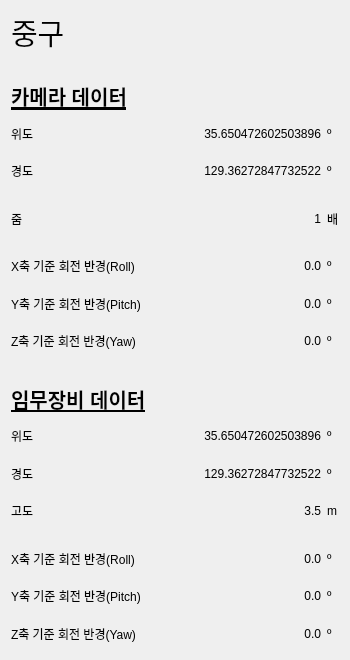
Before: the Qt Designer form ui/camera_md_data_widget.ui in yangyang1598/20250910_skyeye, drawn with Qt 5.
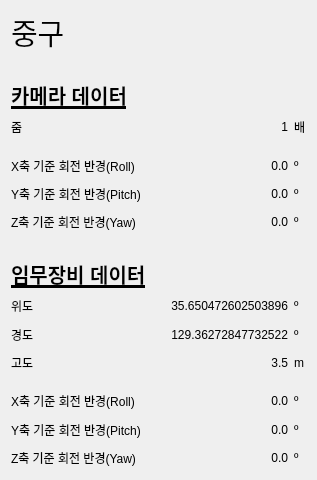
After: the same form once the commit is applied.

What changed in the file:
```diff
--- a/ui/camera_md_data_widget.ui
+++ b/ui/camera_md_data_widget.ui
@@ -6,8 +6,8 @@
    <rect>
     <x>0</x>
     <y>0</y>
-    <width>350</width>
-    <height>660</height>
+    <width>317</width>
+    <height>480</height>
    </rect>
   </property>
   <property name="sizePolicy">
@@ -16,12 +16,6 @@
     <verstretch>0</verstretch>
    </sizepolicy>
   </property>
-  <property name="minimumSize">
-   <size>
-    <width>350</width>
-    <height>660</height>
-   </size>
-  </property>
   <property name="maximumSize">
    <size>
     <width>350</width>
@@ -33,53 +27,13 @@
   </property>
   <layout class="QGridLayout" name="gridLayout_2">
    <item row="0" column="0">
-    <layout class="QGridLayout" name="gridLayout" columnstretch="2,5,0">
-     <item row="13" column="1">
-      <widget class="QLabel" name="label_data_md_lat">
+    <layout class="QGridLayout" name="gridLayout" columnstretch="2,0,0">
+     <item row="14" column="1">
+      <widget class="QLabel" name="label_data_md_roll">
        <property name="inputMethodHints">
         <set>Qt::InputMethodHint::ImhNoTextHandles</set>
        </property>
        <property name="text">
-        <string> 35.650472602503896</string>
-       </property>
-       <property name="alignment">
-        <set>Qt::AlignmentFlag::AlignRight|Qt::AlignmentFlag::AlignTrailing|Qt::AlignmentFlag::AlignVCenter</set>
-       </property>
-      </widget>
-     </item>
-     <item row="3" column="0">
-      <widget class="QLabel" name="label_title_cam_lat">
-       <property name="text">
-        <string>위도</string>
-       </property>
-      </widget>
-     </item>
-     <item row="3" column="1">
-      <widget class="QLabel" name="label_data_cam_lat">
-       <property name="inputMethodHints">
-        <set>Qt::InputMethodHint::ImhNoTextHandles</set>
-       </property>
-       <property name="text">
-        <string> 35.650472602503896</string>
-       </property>
-       <property name="alignment">
-        <set>Qt::AlignmentFlag::AlignRight|Qt::AlignmentFlag::AlignTrailing|Qt::AlignmentFlag::AlignVCenter</set>
-       </property>
-      </widget>
-     </item>
-     <item row="10" column="0">
-      <widget class="QLabel" name="label_title_cam_yaw">
-       <property name="text">
-        <string>Z축 기준 회전 반경(Yaw)</string>
-       </property>
-      </widget>
-     </item>
-     <item row="18" column="1">
-      <widget class="QLabel" name="label_data_md_pitch">
-       <property name="inputMethodHints">
-        <set>Qt::InputMethodHint::ImhNoTextHandles</set>
-       </property>
-       <property name="text">
         <string>0.0</string>
        </property>
        <property name="alignment">
@@ -87,48 +41,16 @@
        </property>
       </widget>
      </item>
-     <item row="7" column="1">
-      <spacer name="verticalSpacer_3">
-       <property name="orientation">
-        <enum>Qt::Orientation::Vertical</enum>
+     <item row="0" column="0">
+      <widget class="QLabel" name="label_title_md_location">
+       <property name="font">
+        <font>
+         <family>휴먼둥근헤드라인</family>
+         <pointsize>22</pointsize>
+        </font>
        </property>
-       <property name="sizeType">
-        <enum>QSizePolicy::Policy::Fixed</enum>
-       </property>
-       <property name="sizeHint" stdset="0">
-        <size>
-         <width>20</width>
-         <height>10</height>
-        </size>
-       </property>
-      </spacer>
-     </item>
-     <item row="5" column="1">
-      <spacer name="verticalSpacer">
-       <property name="orientation">
-        <enum>Qt::Orientation::Vertical</enum>
-       </property>
-       <property name="sizeType">
-        <enum>QSizePolicy::Policy::Fixed</enum>
-       </property>
-       <property name="sizeHint" stdset="0">
-        <size>
-         <width>20</width>
-         <height>10</height>
-        </size>
-       </property>
-      </spacer>
-     </item>
-     <item row="19" column="1">
-      <widget class="QLabel" name="label_data_md_yaw">
-       <property name="inputMethodHints">
-        <set>Qt::InputMethodHint::ImhNoTextHandles</set>
-       </property>
        <property name="text">
-        <string>0.0</string>
-       </property>
-       <property name="alignment">
-        <set>Qt::AlignmentFlag::AlignRight|Qt::AlignmentFlag::AlignTrailing|Qt::AlignmentFlag::AlignVCenter</set>
+        <string>중구</string>
        </property>
       </widget>
      </item>
@@ -148,27 +70,55 @@
        </property>
       </spacer>
      </item>
-     <item row="17" column="0">
-      <widget class="QLabel" name="label_title_md_roll">
+     <item row="6" column="0">
+      <widget class="QLabel" name="label_title_cam_pitch">
        <property name="text">
-        <string>X축 기준 회전 반경(Roll)</string>
+        <string>Y축 기준 회전 반경(Pitch)</string>
        </property>
       </widget>
      </item>
-     <item row="15" column="1">
-      <widget class="QLabel" name="label_data_md_alt">
+     <item row="9" column="0">
+      <widget class="QLabel" name="label_title_title_md">
+       <property name="font">
+        <font>
+         <pointsize>15</pointsize>
+         <bold>true</bold>
+         <underline>true</underline>
+        </font>
+       </property>
+       <property name="text">
+        <string>임무장비 데이터</string>
+       </property>
+      </widget>
+     </item>
+     <item row="5" column="1">
+      <widget class="QLabel" name="label_data_cam_roll">
        <property name="inputMethodHints">
         <set>Qt::InputMethodHint::ImhNoTextHandles</set>
        </property>
        <property name="text">
-        <string>3.5</string>
+        <string>0.0</string>
        </property>
        <property name="alignment">
         <set>Qt::AlignmentFlag::AlignRight|Qt::AlignmentFlag::AlignTrailing|Qt::AlignmentFlag::AlignVCenter</set>
        </property>
       </widget>
      </item>
-     <item row="6" column="1">
+     <item row="10" column="2">
+      <widget class="QLabel" name="label_title_degree_6">
+       <property name="text">
+        <string>º</string>
+       </property>
+      </widget>
+     </item>
+     <item row="11" column="2">
+      <widget class="QLabel" name="label_title_degree_7">
+       <property name="text">
+        <string>º</string>
+       </property>
+      </widget>
+     </item>
+     <item row="3" column="1">
       <widget class="QLabel" name="label_data_cam_zoom">
        <property name="inputMethodHints">
         <set>Qt::InputMethodHint::ImhNoTextHandles</set>
@@ -181,20 +131,94 @@
        </property>
       </widget>
      </item>
+     <item row="16" column="0">
+      <widget class="QLabel" name="label_title_md_yaw">
+       <property name="text">
+        <string>Z축 기준 회전 반경(Yaw)</string>
+       </property>
+      </widget>
+     </item>
+     <item row="16" column="2">
+      <widget class="QLabel" name="label_title_degree_10">
+       <property name="text">
+        <string>º</string>
+       </property>
+      </widget>
+     </item>
+     <item row="8" column="0">
+      <spacer name="verticalSpacer_2">
+       <property name="orientation">
+        <enum>Qt::Orientation::Vertical</enum>
+       </property>
+       <property name="sizeType">
+        <enum>QSizePolicy::Policy::Fixed</enum>
+       </property>
+       <property name="sizeHint" stdset="0">
+        <size>
+         <width>20</width>
+         <height>20</height>
+        </size>
+       </property>
+      </spacer>
+     </item>
+     <item row="14" column="2">
+      <widget class="QLabel" name="label_title_degree_8">
+       <property name="text">
+        <string>º</string>
+       </property>
+      </widget>
+     </item>
+     <item row="3" column="0">
+      <widget class="QLabel" name="label_title_cam_zoom">
+       <property name="text">
+        <string>줌</string>
+       </property>
+      </widget>
+     </item>
+     <item row="15" column="0">
+      <widget class="QLabel" name="label_title_md_pitch">
+       <property name="text">
+        <string>Y축 기준 회전 반경(Pitch)</string>
+       </property>
+      </widget>
+     </item>
+     <item row="7" column="1">
+      <widget class="QLabel" name="label_data_cam_yaw">
+       <property name="inputMethodHints">
+        <set>Qt::InputMethodHint::ImhNoTextHandles</set>
+       </property>
+       <property name="text">
+        <string>0.0</string>
+       </property>
+       <property name="alignment">
+        <set>Qt::AlignmentFlag::AlignRight|Qt::AlignmentFlag::AlignTrailing|Qt::AlignmentFlag::AlignVCenter</set>
+       </property>
+      </widget>
+     </item>
      <item row="4" column="1">
-      <widget class="QLabel" name="label_data_cam_lng">
-       <property name="inputMethodHints">
-        <set>Qt::InputMethodHint::ImhNoTextHandles</set>
+      <spacer name="verticalSpacer_3">
+       <property name="orientation">
+        <enum>Qt::Orientation::Vertical</enum>
        </property>
+       <property name="sizeType">
+        <enum>QSizePolicy::Policy::Fixed</enum>
+       </property>
+       <property name="sizeHint" stdset="0">
+        <size>
+         <width>20</width>
+         <height>10</height>
+        </size>
+       </property>
+      </spacer>
+     </item>
+     <item row="15" column="2">
+      <widget class="QLabel" name="label_title_degree_9">
        <property name="text">
-        <string>129.36272847732522</string>
-       </property>
-       <property name="alignment">
-        <set>Qt::AlignmentFlag::AlignRight|Qt::AlignmentFlag::AlignTrailing|Qt::AlignmentFlag::AlignVCenter</set>
+        <string>º</string>
        </property>
       </widget>
      </item>
-     <item row="9" column="1">
+     <item row="6" column="1">
       <widget class="QLabel" name="label_data_cam_pitch">
        <property name="inputMethodHints">
         <set>Qt::InputMethodHint::ImhNoTextHandles</set>
@@ -207,68 +231,111 @@
        </property>
       </widget>
      </item>
-     <item row="14" column="1">
-      <widget class="QLabel" name="label_data_md_lng">
-       <property name="inputMethodHints">
-        <set>Qt::InputMethodHint::ImhNoTextHandles</set>
-       </property>
+     <item row="5" column="2">
+      <widget class="QLabel" name="label_title_degree_3">
        <property name="text">
-        <string>129.36272847732522</string>
+        <string>º</string>
        </property>
-       <property name="alignment">
-        <set>Qt::AlignmentFlag::AlignRight|Qt::AlignmentFlag::AlignTrailing|Qt::AlignmentFlag::AlignVCenter</set>
-       </property>
       </widget>
      </item>
-     <item row="18" column="0">
-      <widget class="QLabel" name="label_title_md_pitch">
+     <item row="6" column="2">
+      <widget class="QLabel" name="label_title_degree_4">
        <property name="text">
-        <string>Y축 기준 회전 반경(Pitch)</string>
-       </property>
-      </widget>
-     </item>
-     <item row="9" column="0">
-      <widget class="QLabel" name="label_title_cam_pitch">
-       <property name="text">
-        <string>Y축 기준 회전 반경(Pitch)</string>
-       </property>
-      </widget>
-     </item>
-     <item row="12" column="0">
-      <widget class="QLabel" name="label_title_title_md">
-       <property name="font">
-        <font>
-         <pointsize>15</pointsize>
-         <bold>true</bold>
-         <underline>true</underline>
-        </font>
-       </property>
-       <property name="text">
-        <string>임무장비 데이터</string>
+        <string>º</string>
        </property>
       </widget>
      </item>
      <item row="13" column="0">
+      <spacer name="verticalSpacer_5">
+       <property name="orientation">
+        <enum>Qt::Orientation::Vertical</enum>
+       </property>
+       <property name="sizeType">
+        <enum>QSizePolicy::Policy::Fixed</enum>
+       </property>
+       <property name="sizeHint" stdset="0">
+        <size>
+         <width>20</width>
+         <height>10</height>
+        </size>
+       </property>
+      </spacer>
+     </item>
+     <item row="7" column="0">
+      <widget class="QLabel" name="label_title_cam_yaw">
+       <property name="text">
+        <string>Z축 기준 회전 반경(Yaw)</string>
+       </property>
+      </widget>
+     </item>
+     <item row="12" column="1">
+      <widget class="QLabel" name="label_data_md_alt">
+       <property name="inputMethodHints">
+        <set>Qt::InputMethodHint::ImhNoTextHandles</set>
+       </property>
+       <property name="text">
+        <string>3.5</string>
+       </property>
+       <property name="alignment">
+        <set>Qt::AlignmentFlag::AlignRight|Qt::AlignmentFlag::AlignTrailing|Qt::AlignmentFlag::AlignVCenter</set>
+       </property>
+      </widget>
+     </item>
+     <item row="12" column="2">
+      <widget class="QLabel" name="label_title_meter">
+       <property name="text">
+        <string>m</string>
+       </property>
+      </widget>
+     </item>
+     <item row="5" column="0">
+      <widget class="QLabel" name="label_title_cam_roll">
+       <property name="text">
+        <string>X축 기준 회전 반경(Roll)</string>
+       </property>
+      </widget>
+     </item>
+     <item row="11" column="1">
+      <widget class="QLabel" name="label_data_md_lng">
+       <property name="inputMethodHints">
+        <set>Qt::InputMethodHint::ImhNoTextHandles</set>
+       </property>
+       <property name="text">
+        <string>129.36272847732522</string>
+       </property>
+       <property name="alignment">
+        <set>Qt::AlignmentFlag::AlignRight|Qt::AlignmentFlag::AlignTrailing|Qt::AlignmentFlag::AlignVCenter</set>
+       </property>
+      </widget>
+     </item>
+     <item row="10" column="0">
       <widget class="QLabel" name="label_title_md_lat">
        <property name="text">
         <string>위도</string>
        </property>
       </widget>
      </item>
-     <item row="8" column="1">
-      <widget class="QLabel" name="label_data_cam_roll">
+     <item row="10" column="1">
+      <widget class="QLabel" name="label_data_md_lat">
        <property name="inputMethodHints">
         <set>Qt::InputMethodHint::ImhNoTextHandles</set>
        </property>
        <property name="text">
-        <string>0.0</string>
+        <string> 35.650472602503896</string>
        </property>
        <property name="alignment">
         <set>Qt::AlignmentFlag::AlignRight|Qt::AlignmentFlag::AlignTrailing|Qt::AlignmentFlag::AlignVCenter</set>
        </property>
       </widget>
      </item>
-     <item row="15" column="0">
+     <item row="7" column="2">
+      <widget class="QLabel" name="label_title_degree_5">
+       <property name="text">
+        <string>º</string>
+       </property>
+      </widget>
+     </item>
+     <item row="12" column="0">
       <widget class="QLabel" name="label_title_md_alt">
        <property name="text">
         <string>고도</string>
@@ -292,195 +359,52 @@
       </widget>
      </item>
      <item row="14" column="0">
-      <widget class="QLabel" name="label_title_md_lng">
-       <property name="text">
-        <string>경도</string>
-       </property>
-      </widget>
-     </item>
-     <item row="10" column="1">
-      <widget class="QLabel" name="label_data_cam_yaw">
-       <property name="inputMethodHints">
-        <set>Qt::InputMethodHint::ImhNoTextHandles</set>
-       </property>
-       <property name="text">
-        <string>0.0</string>
-       </property>
-       <property name="alignment">
-        <set>Qt::AlignmentFlag::AlignRight|Qt::AlignmentFlag::AlignTrailing|Qt::AlignmentFlag::AlignVCenter</set>
-       </property>
-      </widget>
-     </item>
-     <item row="6" column="0">
-      <widget class="QLabel" name="label_title_cam_zoom">
-       <property name="text">
-        <string>줌</string>
-       </property>
-      </widget>
-     </item>
-     <item row="4" column="0">
-      <widget class="QLabel" name="label_title_cam_lng">
-       <property name="text">
-        <string>경도</string>
-       </property>
-      </widget>
-     </item>
-     <item row="19" column="0">
-      <widget class="QLabel" name="label_title_md_yaw">
-       <property name="text">
-        <string>Z축 기준 회전 반경(Yaw)</string>
-       </property>
-      </widget>
-     </item>
-     <item row="8" column="0">
-      <widget class="QLabel" name="label_title_cam_roll">
+      <widget class="QLabel" name="label_title_md_roll">
        <property name="text">
         <string>X축 기준 회전 반경(Roll)</string>
        </property>
       </widget>
      </item>
-     <item row="17" column="1">
-      <widget class="QLabel" name="label_data_md_roll">
-       <property name="inputMethodHints">
-        <set>Qt::InputMethodHint::ImhNoTextHandles</set>
-       </property>
-       <property name="text">
-        <string>0.0</string>
-       </property>
-       <property name="alignment">
-        <set>Qt::AlignmentFlag::AlignRight|Qt::AlignmentFlag::AlignTrailing|Qt::AlignmentFlag::AlignVCenter</set>
-       </property>
-      </widget>
-     </item>
-     <item row="11" column="0">
-      <spacer name="verticalSpacer_2">
-       <property name="orientation">
-        <enum>Qt::Orientation::Vertical</enum>
-       </property>
-       <property name="sizeType">
-        <enum>QSizePolicy::Policy::Fixed</enum>
-       </property>
-       <property name="sizeHint" stdset="0">
-        <size>
-         <width>20</width>
-         <height>20</height>
-        </size>
-       </property>
-      </spacer>
-     </item>
-     <item row="16" column="0">
-      <spacer name="verticalSpacer_5">
-       <property name="orientation">
-        <enum>Qt::Orientation::Vertical</enum>
-       </property>
-       <property name="sizeType">
-        <enum>QSizePolicy::Policy::Fixed</enum>
-       </property>
-       <property name="sizeHint" stdset="0">
-        <size>
-         <width>20</width>
-         <height>10</height>
-        </size>
-       </property>
-      </spacer>
-     </item>
-     <item row="0" column="0">
-      <widget class="QLabel" name="label_title_md_location">
-       <property name="font">
-        <font>
-         <family>휴먼둥근헤드라인</family>
-         <pointsize>22</pointsize>
-        </font>
-       </property>
-       <property name="text">
-        <string>중구</string>
-       </property>
-      </widget>
-     </item>
      <item row="3" column="2">
-      <widget class="QLabel" name="label_title_degree">
-       <property name="text">
-        <string>º</string>
-       </property>
-      </widget>
-     </item>
-     <item row="4" column="2">
-      <widget class="QLabel" name="label_title_degree_2">
-       <property name="text">
-        <string>º</string>
-       </property>
-      </widget>
-     </item>
-     <item row="8" column="2">
-      <widget class="QLabel" name="label_title_degree_3">
-       <property name="text">
-        <string>º</string>
-       </property>
-      </widget>
-     </item>
-     <item row="9" column="2">
-      <widget class="QLabel" name="label_title_degree_4">
-       <property name="text">
-        <string>º</string>
-       </property>
-      </widget>
-     </item>
-     <item row="10" column="2">
-      <widget class="QLabel" name="label_title_degree_5">
-       <property name="text">
-        <string>º</string>
-       </property>
-      </widget>
-     </item>
-     <item row="13" column="2">
-      <widget class="QLabel" name="label_title_degree_6">
-       <property name="text">
-        <string>º</string>
-       </property>
-      </widget>
-     </item>
-     <item row="14" column="2">
-      <widget class="QLabel" name="label_title_degree_7">
-       <property name="text">
-        <string>º</string>
-       </property>
-      </widget>
-     </item>
-     <item row="17" column="2">
-      <widget class="QLabel" name="label_title_degree_8">
-       <property name="text">
-        <string>º</string>
-       </property>
-      </widget>
-     </item>
-     <item row="18" column="2">
-      <widget class="QLabel" name="label_title_degree_9">
-       <property name="text">
-        <string>º</string>
-       </property>
-      </widget>
-     </item>
-     <item row="19" column="2">
-      <widget class="QLabel" name="label_title_degree_10">
-       <property name="text">
-        <string>º</string>
-       </property>
-      </widget>
-     </item>
-     <item row="15" column="2">
-      <widget class="QLabel" name="label_title_meter">
-       <property name="text">
-        <string>m</string>
-       </property>
-      </widget>
-     </item>
-     <item row="6" column="2">
       <widget class="QLabel" name="label_title_fold">
        <property name="text">
         <string>배</string>
        </property>
       </widget>
      </item>
+     <item row="15" column="1">
+      <widget class="QLabel" name="label_data_md_pitch">
+       <property name="inputMethodHints">
+        <set>Qt::InputMethodHint::ImhNoTextHandles</set>
+       </property>
+       <property name="text">
+        <string>0.0</string>
+       </property>
+       <property name="alignment">
+        <set>Qt::AlignmentFlag::AlignRight|Qt::AlignmentFlag::AlignTrailing|Qt::AlignmentFlag::AlignVCenter</set>
+       </property>
+      </widget>
+     </item>
+     <item row="16" column="1">
+      <widget class="QLabel" name="label_data_md_yaw">
+       <property name="inputMethodHints">
+        <set>Qt::InputMethodHint::ImhNoTextHandles</set>
+       </property>
+       <property name="text">
+        <string>0.0</string>
+       </property>
+       <property name="alignment">
+        <set>Qt::AlignmentFlag::AlignRight|Qt::AlignmentFlag::AlignTrailing|Qt::AlignmentFlag::AlignVCenter</set>
+       </property>
+      </widget>
+     </item>
+     <item row="11" column="0">
+      <widget class="QLabel" name="label_title_md_lng">
+       <property name="text">
+        <string>경도</string>
+       </property>
+      </widget>
+     </item>
     </layout>
    </item>
   </layout>
```
